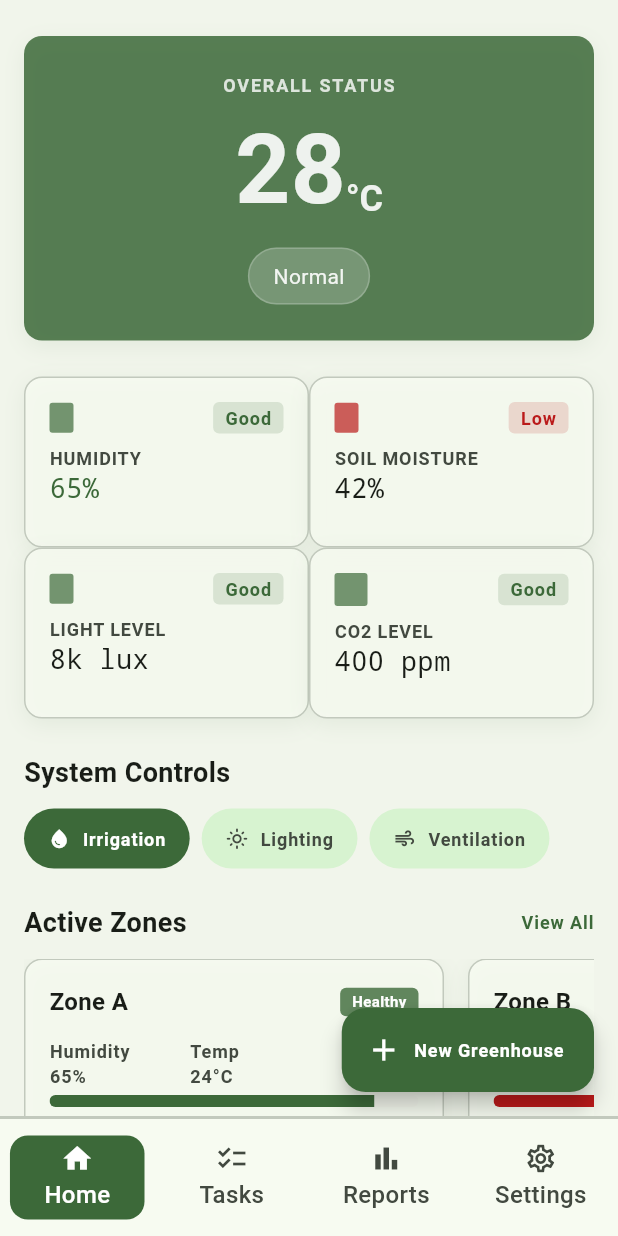
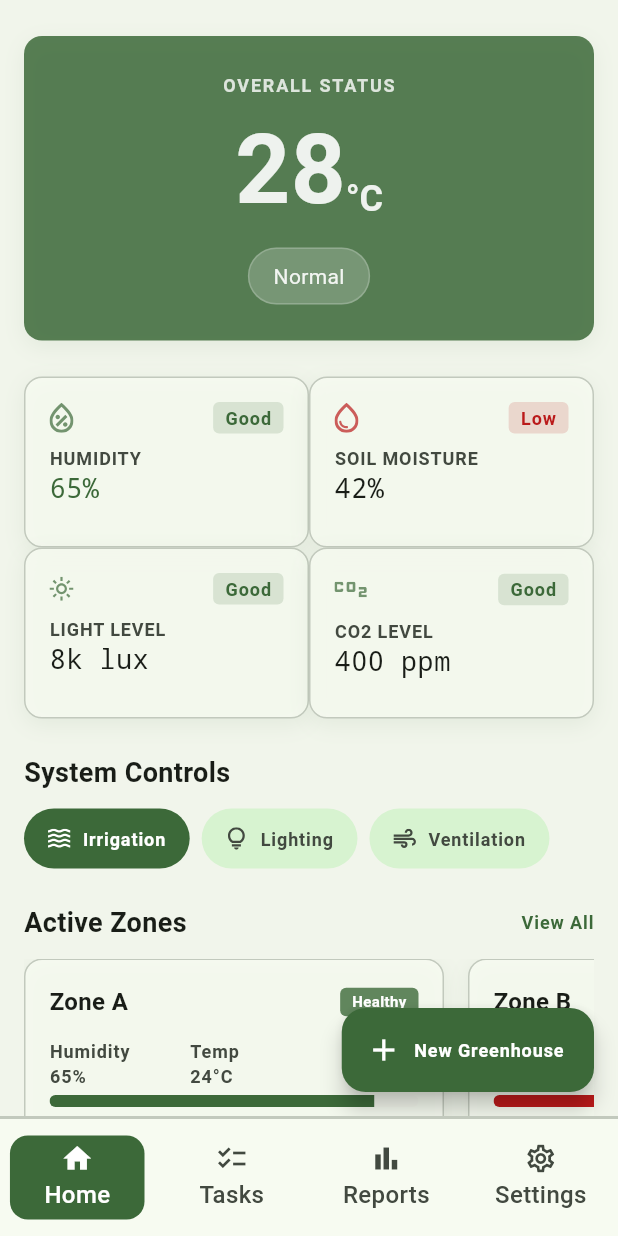
Before and after one commit to eng-abdallahyasser/Shajra, a Flutter app: the screen it shows after launch, on a phone screen of 412 x 824 dp. Run offline on Flutter 3.47's test engine with Material 3 defaults, Android fonts, the phone set to English and light mode, and no system bars; our stand-ins replace flutter_svg, get, get_storage.

```diff
--- /dev/null
+++ b/flutter_launcher_icons.yaml
@@ -0,0 +1,5 @@
+flutter_launcher_icons:
+  android: true
+  ios: true
+  image_path: "assets/app logo.png"
+  remove_alpha_ios: true
--- a/lib/features/home/presentation/views/home_page.dart
+++ b/lib/features/home/presentation/views/home_page.dart
@@ -1,4 +1,5 @@
 import 'package:flutter/material.dart';
+import 'package:flutter_svg/flutter_svg.dart';
 import 'package:get/get.dart';
 import 'package:shajra/features/add_greenhouse/domain/entities/greenhouse_entity.dart';
 import 'package:shajra/routes/app_routes.dart';
@@ -184,9 +185,33 @@ class _EnvironmentalGrid extends StatelessWidget {
           Expanded(
             child: Column(
               children: [
-                Expanded(child: _EnvTile(cs: cs, label: 'HUMIDITY', value: '65%', badgeLabel: 'Good', badgeColor: cs.primary, badgeBg: cs.primary.withValues(alpha: 0.15), statusColor: cs.primary, iconColor: cs.primary)),
+                Expanded(
+                  child: _EnvTile(
+                    cs: cs,
+                    svgPath: 'assets/icons/humidity.svg',
+                    label: 'HUMIDITY',
+                    value: '65%',
+                    badgeLabel: 'Good',
+                    badgeColor: cs.primary,
+                    badgeBg: cs.primary.withValues(alpha: 0.15),
+                    statusColor: cs.primary,
+                    iconColor: cs.primary,
+                  ),
+                ),
                 const SizedBox(height: 0),
-                Expanded(child: _EnvTile(cs: cs, label: 'LIGHT LEVEL', value: '8k lux', badgeLabel: 'Good', badgeColor: cs.primary, badgeBg: cs.primary.withValues(alpha: 0.15), statusColor: cs.onSurface, iconColor: cs.primary)),
+                Expanded(
+                  child: _EnvTile(
+                    cs: cs,
+                    svgPath: 'assets/icons/light lever.svg',
+                    label: 'LIGHT LEVEL',
+                    value: '8k lux',
+                    badgeLabel: 'Good',
+                    badgeColor: cs.primary,
+                    badgeBg: cs.primary.withValues(alpha: 0.15),
+                    statusColor: cs.onSurface,
+                    iconColor: cs.primary,
+                  ),
+                ),
               ],
             ),
           ),
@@ -197,12 +222,23 @@ class _EnvironmentalGrid extends StatelessWidget {
             child: Column(
               children: [
                 Expanded(
-                  child: _EnvTile(cs: cs, label: 'SOIL MOISTURE', value: '42%', badgeLabel: 'Low', badgeColor: cs.error, badgeBg: cs.error.withValues(alpha: 0.15), statusColor: cs.onSurface, iconColor: cs.error),
+                  child: _EnvTile(
+                    cs: cs,
+                    svgPath: 'assets/icons/soil moisture.svg',
+                    label: 'SOIL MOISTURE',
+                    value: '42%',
+                    badgeLabel: 'Low',
+                    badgeColor: cs.error,
+                    badgeBg: cs.error.withValues(alpha: 0.15),
+                    statusColor: cs.onSurface,
+                    iconColor: cs.error,
+                  ),
                 ),
                 const SizedBox(height: 0),
                 Expanded(
                   child: _EnvTile(
                     cs: cs,
+                    svgPath: 'assets/icons/co2.svg',
                     label: 'CO2 LEVEL',
                     value: '400 ppm',
                     badgeLabel: 'Good',
@@ -223,6 +259,7 @@ class _EnvironmentalGrid extends StatelessWidget {
 }
 
 class _EnvTile extends StatelessWidget {
+  final String svgPath;
   final String label;
   final String value;
   final String badgeLabel;
@@ -235,6 +272,7 @@ class _EnvTile extends StatelessWidget {
 
   const _EnvTile({
     required this.cs,
+    required this.svgPath,
     required this.label,
     required this.value,
     required this.badgeLabel,
@@ -265,17 +303,15 @@ class _EnvTile extends StatelessWidget {
       child: Column(
         crossAxisAlignment: CrossAxisAlignment.start,
         children: [
-          // Icon + Badge row
+          // SVG Icon + Badge row
           Row(
             mainAxisAlignment: MainAxisAlignment.spaceBetween,
             children: [
-              Container(
+              SvgPicture.asset(
+                svgPath,
                 width: valueTop ? 22 : 16,
                 height: valueTop ? 22 : 20,
-                decoration: BoxDecoration(
-                  color: iconColor.withValues(alpha: 0.7),
-                  borderRadius: BorderRadius.circular(2),
-                ),
+                colorFilter: ColorFilter.mode(iconColor, BlendMode.srcIn),
               ),
               Container(
                 padding: const EdgeInsets.symmetric(horizontal: 8, vertical: 2),
@@ -354,11 +390,24 @@ class _SystemControls extends StatelessWidget {
           child: ListView(
             scrollDirection: Axis.horizontal,
             children: [
-              _ControlPill(cs: cs, label: 'Irrigation', icon: Icons.water_drop, isActive: true),
+              _ControlPill(
+                cs: cs,
+                label: 'Irrigation',
+                svgPath: 'assets/icons/irrigation.svg',
+                isActive: true,
+              ),
               const SizedBox(width: 8),
-              _ControlPill(cs: cs, label: 'Lighting', icon: Icons.light_mode_outlined),
+              _ControlPill(
+                cs: cs,
+                label: 'Lighting',
+                svgPath: 'assets/icons/lights.svg',
+              ),
               const SizedBox(width: 8),
-              _ControlPill(cs: cs, label: 'Ventilation', icon: Icons.air_outlined),
+              _ControlPill(
+                cs: cs,
+                label: 'Ventilation',
+                svgPath: 'assets/icons/wind.svg',
+              ),
             ],
           ),
         ),
@@ -369,14 +418,14 @@ class _SystemControls extends StatelessWidget {
 
 class _ControlPill extends StatelessWidget {
   final String label;
-  final IconData icon;
+  final String svgPath;
   final bool isActive;
   final ColorScheme cs;
 
   const _ControlPill({
     required this.cs,
     required this.label,
-    required this.icon,
+    required this.svgPath,
     this.isActive = false,
   });
 
@@ -391,10 +440,14 @@ class _ControlPill extends StatelessWidget {
       child: Row(
         mainAxisSize: MainAxisSize.min,
         children: [
-          Icon(
-            icon,
-            size: 15,
-            color: isActive ? cs.onPrimary : cs.onSurfaceVariant,
+          SvgPicture.asset(
+            svgPath,
+            width: 15,
+            height: 15,
+            colorFilter: ColorFilter.mode(
+              isActive ? cs.onPrimary : cs.onSurfaceVariant,
+              BlendMode.srcIn,
+            ),
           ),
           const SizedBox(width: 8),
           Text(
```
Also changed, not shown: pubspec.yaml (+5 -4 lines), assets/app logo.png (added), pubspec.lock, 28 other files.
